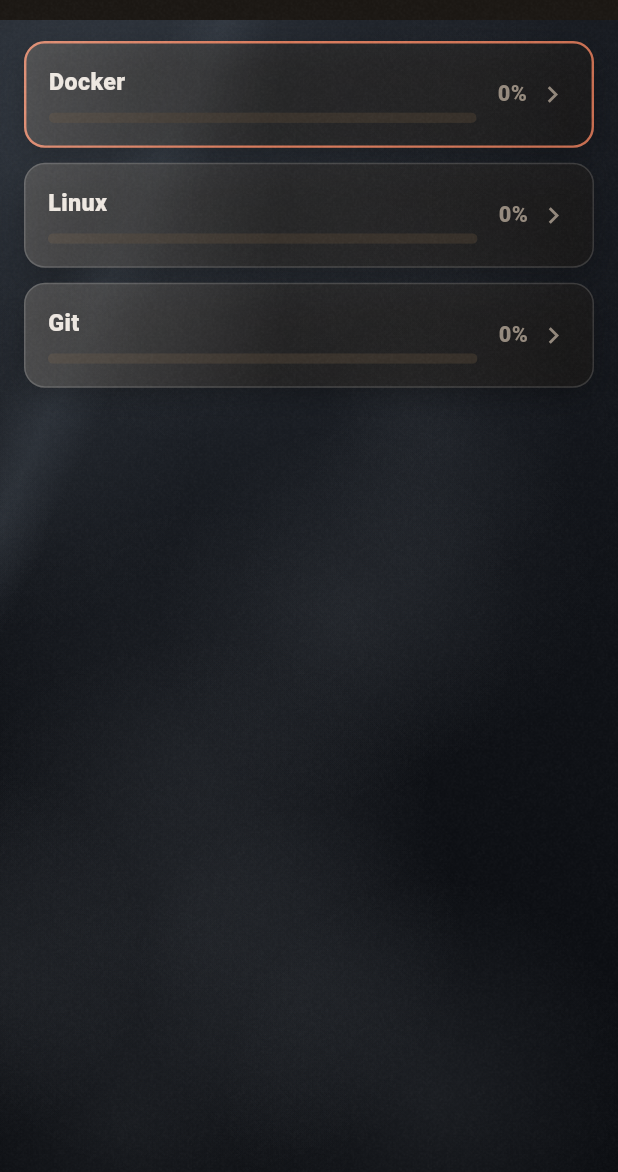
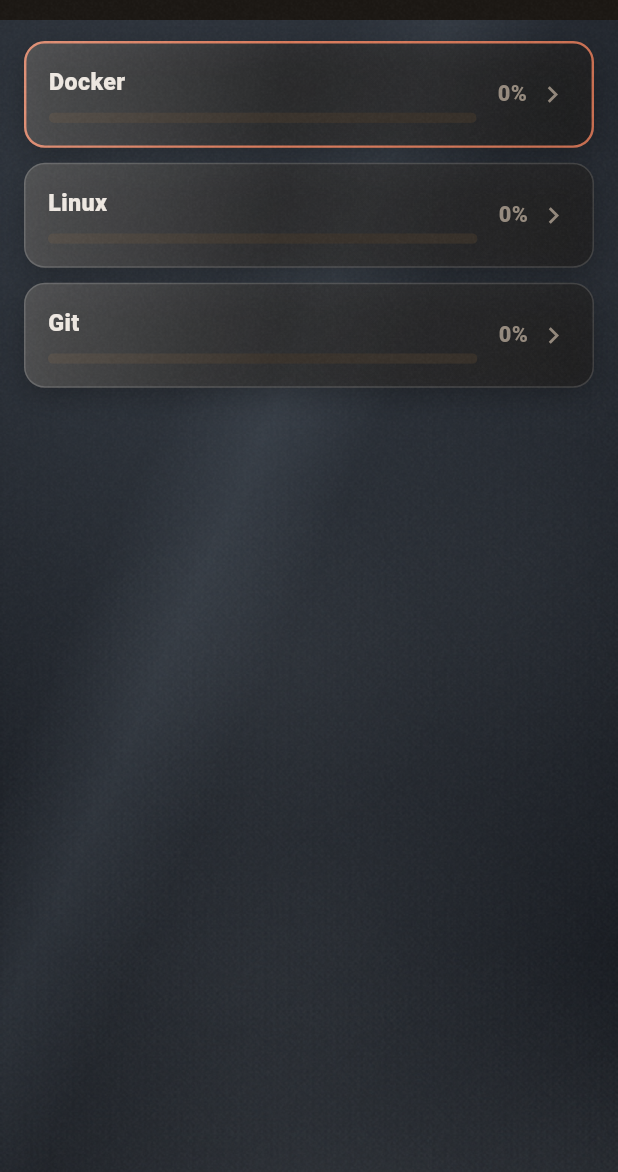
Before and after one commit to bananomonkey/TERMAI, a Flutter app: the screen it shows after launch, after a tap on "Позже", on a phone screen of 412 x 824 dp, the part 64-1236 px from its top. Run offline on Flutter 3.47's test engine with Material 3 defaults, Android fonts, the light colour scheme and no system bars; our stand-ins replace flutter_local_notifications, flutter_markdown, timezone.

Commit message:
туман отрендерен один раз в статичную картинку (полразрешения) — нулевая нагрузка в кадре, вид как фото

```diff
--- a/mobile/lib/ui/ambient.dart
+++ b/mobile/lib/ui/ambient.dart
@@ -1,121 +1,66 @@
-// ambient.dart — кинематографичный живой туман: три параллакс-слоя туманных
-// банков (дальний — медленный и бледный, ближний — плотный и быстрый),
-// лунная подсветка из угла. Ничего тяжёлого: ~26 радиальных клобов на канве.
+// ambient.dart — кинематографичный туман, отрендеренный ОДИН РАЗ в статичную
+// картинку (как фото): нулевая нагрузка в кадре. Рендер в половинном
+// разрешении — туману мягкость только на пользу.
 import 'dart:math' as math;
+import 'dart:ui' as ui;
 
 import 'package:flutter/material.dart';
 
-/// AmbientBackground — туманная сцена.
+/// AmbientBackground — туманная сцена-«фото».
 class AmbientBackground extends StatefulWidget {
   const AmbientBackground({super.key});
   @override
   State<AmbientBackground> createState() => _AmbientBackgroundState();
 }
 
-class _AmbientBackgroundState extends State<AmbientBackground>
-    with SingleTickerProviderStateMixin {
-  late final AnimationController _c =
-      AnimationController(vsync: this, duration: const Duration(seconds: 90))..repeat();
-  late final List<_FogBlob> _blobs;
-
-  @override
-  void initState() {
-    super.initState();
-    final r = math.Random(5);
-    _blobs = [];
-    // дальний слой: мелкий, бледный, медленный — живёт выше
-    for (var i = 0; i < 7; i++) {
-      _blobs.add(_FogBlob(
-        x: r.nextDouble(), y: 0.05 + r.nextDouble() * 0.55,
-        radius: 0.16 + r.nextDouble() * 0.14,
-        speed: 0.008 + r.nextDouble() * 0.008,
-        amp: 0.012 + r.nextDouble() * 0.02,
-        phase: r.nextDouble() * math.pi * 2,
-        opacity: 0.022 + r.nextDouble() * 0.02,
-      ));
-    }
-    // средний слой
-    for (var i = 0; i < 6; i++) {
-      _blobs.add(_FogBlob(
-        x: r.nextDouble(), y: 0.25 + r.nextDouble() * 0.6,
-        radius: 0.26 + r.nextDouble() * 0.18,
-        speed: 0.02 + r.nextDouble() * 0.012,
-        amp: 0.02 + r.nextDouble() * 0.03,
-        phase: r.nextDouble() * math.pi * 2,
-        opacity: 0.04 + r.nextDouble() * 0.025,
-      ));
-    }
-    // ближний слой: крупный, плотный, быстрый — стелется по низу
-    for (var i = 0; i < 5; i++) {
-      _blobs.add(_FogBlob(
-        x: r.nextDouble(), y: 0.55 + r.nextDouble() * 0.5,
-        radius: 0.38 + r.nextDouble() * 0.24,
-        speed: 0.035 + r.nextDouble() * 0.02,
-        amp: 0.025 + r.nextDouble() * 0.035,
-        phase: r.nextDouble() * math.pi * 2,
-        opacity: 0.055 + r.nextDouble() * 0.035,
-      ));
-    }
-  }
+class _AmbientBackgroundState extends State<AmbientBackground> {
+  ui.Image? _img;
+  Size _renderedFor = Size.zero;
+  int _renderToken = 0;
 
   @override
   void dispose() {
-    _c.dispose();
+    _img?.dispose();
     super.dispose();
   }
 
   @override
   Widget build(BuildContext context) {
-    return AnimatedBuilder(
-      animation: _c,
-      builder: (context, _) => CustomPaint(
-        size: Size.infinite,
-        painter: _FogScenePainter(t: _c.value, blobs: _blobs, repaint: _c),
-      ),
+    return LayoutBuilder(builder: (context, box) {
+      final w = box.maxWidth, h = box.maxHeight;
+      if ((w - _renderedFor.width).abs() > 1 || (h - _renderedFor.height).abs() > 1) {
+        _renderedFor = Size(w, h);
+        _renderScene(w, h);
+      }
+      final img = _img;
+      if (img == null) return const ColoredBox(color: Color(0xFF0A0C10));
+      return SizedBox.expand(
+        child: RawImage(image: img, fit: BoxFit.cover, filterQuality: FilterQuality.low),
       );
-  }
-}
-
-class _FogBlob {
-  final double x, y, radius, speed, amp, phase, opacity;
-  _FogBlob({
-    required this.x, required this.y, required this.radius,
-    required this.speed, required this.amp, required this.phase,
-    required this.opacity,
     });
   }
 
-/// _FogScenePainter — сцена: ночная база, лунный свет, параллакс-туман.
-class _FogScenePainter extends CustomPainter {
-  final double t;
-  final List<_FogBlob> blobs;
-  static const _spriteW = 256.0, _spriteH = 170.0;
-  static final Map<int, Paint> _paintCache = {};
-
-  _FogScenePainter({required this.t, required this.blobs, required Listenable repaint})
-      : super(repaint: repaint);
-
-  static Paint _paintFor(int alpha255) {
-    return _paintCache.putIfAbsent(alpha255, () => Paint()
-      ..shader = RadialGradient(colors: [
-        const Color(0xFFCBD5DF).withAlpha(alpha255),
-        const Color(0xFFCBD5DF).withAlpha(0),
-      ]).createShader(const Rect.fromLTWH(0, 0, _spriteW, _spriteH)));
+  Future<void> _renderScene(double w, double h) async {
+    final token = ++_renderToken;
+    final recorder = ui.PictureRecorder();
+    final canvas = ui.Canvas(recorder);
+    _paintScene(canvas, ui.Size(w, h));
+    final picture = recorder.endRecording();
+    final scale = 0.5; // полразрешения: туману мягкость не вредит
+    final img = await picture.toImage(
+        math.max(1, (w * scale).round()), math.max(1, (h * scale).round()));
+    picture.dispose();
+    if (!mounted || token != _renderToken) {
+      img.dispose();
+      return;
+    }
+    setState(() => _img = img);
   }
 
-  @override
-  void paint(Canvas canvas, Size size) {
-    // плотная туманная масса у земли
-    canvas.drawRect(
-      Rect.fromLTWH(0, size.height * 0.55, size.width, size.height * 0.45),
-      Paint()
-        ..shader = LinearGradient(
-          begin: Alignment.topCenter,
-          end: Alignment.bottomCenter,
-          colors: [const Color(0x00C4CFDA), const Color(0x22C4CFDA)],
-        ).createShader(Rect.fromLTWH(0, size.height * 0.55, size.width, size.height * 0.45)),
-    );
-    // ночная база: глубокий тёмно-нейтральный, чуть светлее кверху
+  void _paintScene(ui.Canvas canvas, ui.Size size) {
+    final r = math.Random(5);
+
+    // ночная база: чуть светлее кверху
     canvas.drawRect(
       Offset.zero & size,
       Paint()
@@ -135,40 +80,51 @@
           colors: [const Color(0x33AFC4D8), const Color(0x000A0C10)],
         ).createShader(Offset.zero & size),
     );
-    // луч света сквозь туман — косая светлая полоса
+    // косой луч света сквозь туман
     canvas.save();
     canvas.translate(size.width * 0.32, -40);
     canvas.rotate(0.42);
+    final shaft = Rect.fromLTWH(0, 0, size.width * 0.16, size.height * 1.5);
     canvas.drawRect(
-      Rect.fromLTWH(0, 0, size.width * 0.16, size.height * 1.5),
+      shaft,
       Paint()
         ..shader = LinearGradient(
           begin: Alignment.centerLeft,
           end: Alignment.centerRight,
-          colors: [const Color(0x00AFC4D8), const Color(0x14AFC4D8), const Color(0x00AFC4D8)],
-        ).createShader(Rect.fromLTWH(0, 0, size.width * 0.16, size.height * 1.5)),
+          colors: [const Color(0x00AFC4D8), const Color(0x16AFC4D8), const Color(0x00AFC4D8)],
+        ).createShader(shaft),
     );
     canvas.restore();
 
-    // туман: клобы с мягким радиальным затуханием, три слоя глубины
-    for (final b in blobs) {
-      final xx = (((b.x + t * b.speed) % 1.5) + 1.5) % 1.5 - 0.25; // запас за краями
-      final yy = b.y + b.amp * math.sin(t * math.pi * 2 + b.phase);
+    // туман: три слоя глубины — дальний бледный, средний, ближний плотный у земли
+    final layers = <(int, double, double)>[
+      (10, 0.16, 0.03),  // count, radius, alpha
+      (9, 0.30, 0.05),
+      (7, 0.44, 0.075),
+    ];
+    var layerIdx = 0;
+    for (final (count, radius, alpha) in layers) {
+      final yBase = layerIdx == 0 ? 0.05 : (layerIdx == 1 ? 0.25 : 0.55);
+      for (var i = 0; i < count; i++) {
+        final x = r.nextDouble();
+        final y = yBase + r.nextDouble() * (layerIdx == 0 ? 0.55 : layerIdx == 1 ? 0.55 : 0.5);
+        final rad = radius + r.nextDouble() * radius * 0.8;
+        // «дыхание» — лёгкая вариация плотности внутри слоя
+        final a = (alpha * (0.75 + r.nextDouble() * 0.5) * 255).round().clamp(0, 255);
         final rect = Rect.fromCenter(
-        center: Offset(xx * size.width, yy * size.height),
-        width: b.radius * size.width * 2.2,
-        height: b.radius * size.width * 1.5,
+          center: Offset(x * size.width, y * size.height),
+          width: rad * size.width * 2.2,
+          height: rad * size.width * 1.5,
         );
-      canvas.save();
-      canvas.translate(rect.left, rect.top);
-      canvas.scale(rect.width / _spriteW, rect.height / _spriteH);
         canvas.drawRect(
-          const Rect.fromLTWH(0, 0, _spriteW, _spriteH),
-          _paintFor((b.opacity * 255).round()));
-      canvas.restore();
+          rect,
+          Paint()
+            ..shader = RadialGradient(
+              colors: [const Color(0xFFC9D4DE).withAlpha(a), const Color(0xFFC9D4DE).withAlpha(0)],
+            ).createShader(rect),
+        );
+      }
+      layerIdx++;
     }
   }
-
-  @override
-  bool shouldRepaint(covariant _FogScenePainter old) => old.t != t;
 }
```
Lines whose indentation alone changed are shown as unchanged.
